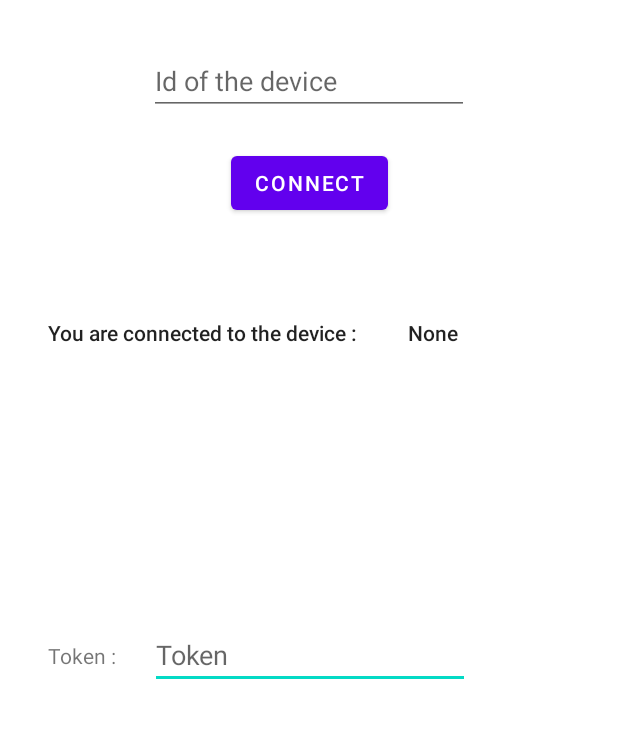
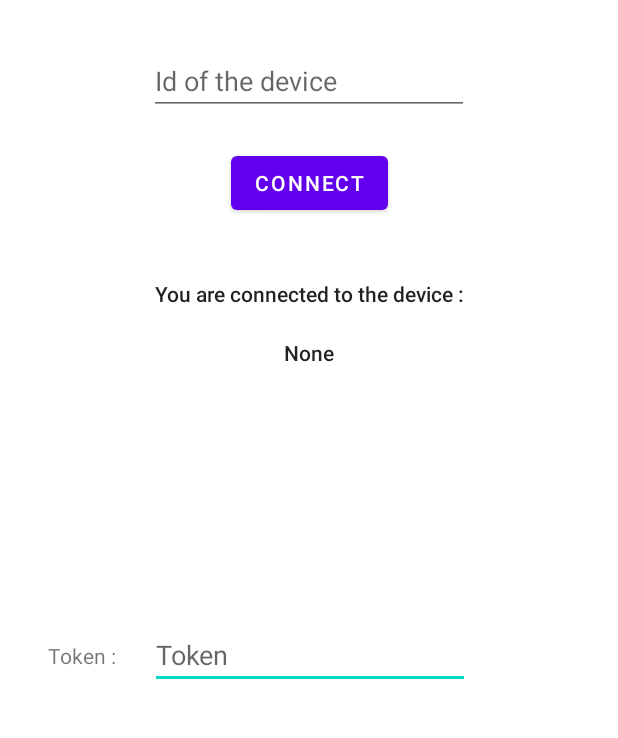
Before and after one commit to guilhemmgt/iot-easy-app, an Android app: the AuthenticateFragment screen opened through its navigation route, in the side drawer, after a tap on "Connect", on a phone screen of 412 x 824 dp, the part 317-1055 px from its top. Run offline under Robolectric (Android 15) with nearby library versions, the light colour scheme and no system bars; our stand-ins replace navigation-ui; 4 statements that could not run were skipped.

Commit message:
visual bug corrected

```diff
--- a/app/src/main/java/fr/enseeiht/l5/easy/ui/connect/ConnectFragment.java
+++ b/app/src/main/java/fr/enseeiht/l5/easy/ui/connect/ConnectFragment.java
@@ -45,6 +45,7 @@ public class ConnectFragment extends Fragment {
         View root = binding.getRoot();
 
         final EditText tokenEditText = binding.tokenText;
+        tokenEditText.setKeyListener(null);
 
         // Set token to the TextField to a manual access
         FirebaseInstanceId.getInstance().getInstanceId().addOnSuccessListener(Objects.requireNonNull(getActivity()), new OnSuccessListener<InstanceIdResult>() {
@@ -57,6 +58,11 @@ public class ConnectFragment extends Fragment {
         // button to send token associated to the device id
         final EditText idEditText = binding.idConnectField;
         final TextView idConnectedText = binding.connectedIdText;
+        SharedPreferences sharedPref = getActivity().getSharedPreferences(getString(R.string.sharedPrefName), Context.MODE_PRIVATE);
+
+        if(sharedPref.getString(getString(R.string.deviceId), null) != null)
+            idConnectedText.setText(sharedPref.getString(getString(R.string.deviceId), null));
+
         Button connectButton = binding.connectButton;
         connectButton.setOnClickListener(view -> FirebaseInstanceId.getInstance().getInstanceId().addOnSuccessListener(Objects.requireNonNull(getActivity()), instanceIdResult ->{
             new SendId().execute(idEditText.getText().toString(), instanceIdResult.getToken());
--- a/app/src/main/res/layout/fragment_connect.xml
+++ b/app/src/main/res/layout/fragment_connect.xml
@@ -11,8 +11,9 @@
         android:layout_width="wrap_content"
         android:layout_height="wrap_content"
         android:ems="10"
+        android:textIsSelectable="true"
+        android:hint="@string/tokenTextName"
         android:inputType="textPersonName"
-        android:hint="@string/tokenTextName"
         app:layout_constraintBottom_toBottomOf="parent"
         app:layout_constraintEnd_toEndOf="parent"
         app:layout_constraintHorizontal_bias="0.185"
@@ -71,23 +72,22 @@
         android:id="@+id/connectedText"
         android:layout_width="wrap_content"
         android:layout_height="wrap_content"
-        android:layout_marginStart="32dp"
-        android:layout_marginTop="66dp"
+        android:layout_marginTop="40dp"
         android:text="@string/connectedTextValue"
         android:textAppearance="@style/TextAppearance.AppCompat.Body2"
+        app:layout_constraintEnd_toEndOf="parent"
+        app:layout_constraintHorizontal_bias="0.502"
         app:layout_constraintStart_toStartOf="parent"
         app:layout_constraintTop_toBottomOf="@+id/connectButton" />
 
     <TextView
         android:id="@+id/connectedIdText"
-        android:layout_width="48dp"
-        android:layout_height="19dp"
-        android:layout_marginStart="34dp"
-        android:layout_marginTop="66dp"
+        android:layout_width="wrap_content"
+        android:layout_height="wrap_content"
+        android:layout_marginTop="20dp"
         android:text="@string/connectedIdDefault"
         android:textAppearance="@style/TextAppearance.AppCompat.Body2"
         app:layout_constraintEnd_toEndOf="parent"
-        app:layout_constraintHorizontal_bias="0.0"
-        app:layout_constraintStart_toEndOf="@+id/connectedText"
-        app:layout_constraintTop_toBottomOf="@+id/connectButton" />
+        app:layout_constraintStart_toStartOf="parent"
+        app:layout_constraintTop_toBottomOf="@+id/connectedText" />
 </androidx.constraintlayout.widget.ConstraintLayout>
--- a/app/src/main/res/values/strings.xml
+++ b/app/src/main/res/values/strings.xml
@@ -21,7 +21,7 @@
     <string name="authenticateButtonTextContent">Have you tried to get home ?</string>
     <string name="authenticateButtonContent">AUTHENTICATE</string>
     <string name="authenticationTextNoNeed">Everything seems fine</string>
-    <string name="authenticationTextNeed">We need your authententication</string>
+    <string name="authenticationTextNeed">We need your authentication</string>
     <string name="connecttextValue">Insert Id of the EASY device you want to connect to :</string>
     <string name="idConnectText">Id of the device</string>
     <string name="connectButtonText">Connect</string>
```
